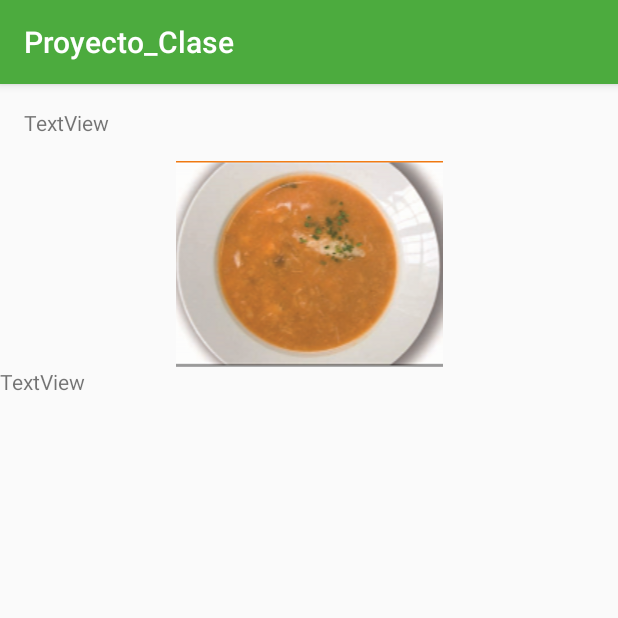
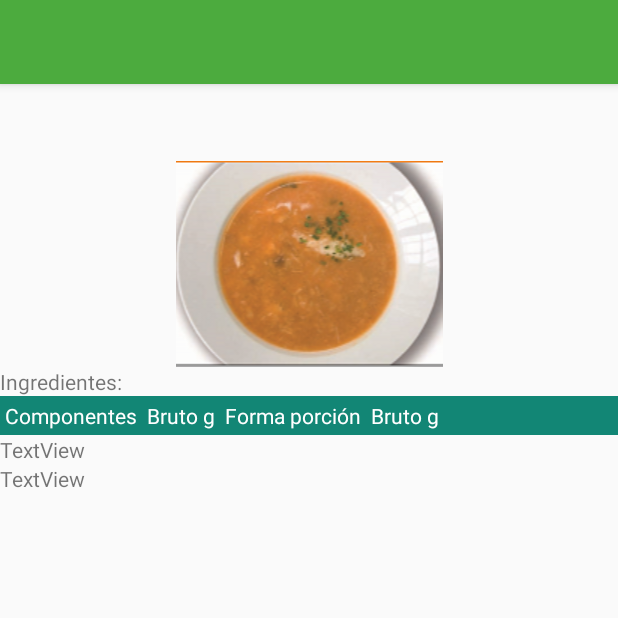
Before and after one commit to DavidAguayo/Proyecto_Clase, an Android app: the InfoReceta screen opened directly, with no data from a screen before it, on a phone screen of 412 x 824 dp, the top half of it. Run offline under Robolectric (Android 15) with nearby library versions, the phone set to English and light mode, and no system bars.

Commit message:
commit07/05

```diff
--- a/app/src/main/java/com/proyecto/proyecto_clase/InfoReceta.java
+++ b/app/src/main/java/com/proyecto/proyecto_clase/InfoReceta.java
@@ -1,7 +1,9 @@
 package com.proyecto.proyecto_clase;
 
+import android.content.Intent;
 import android.support.v7.app.AppCompatActivity;
 import android.os.Bundle;
+import android.widget.TextView;
 
 public class InfoReceta extends AppCompatActivity {
 
@@ -9,5 +11,17 @@ public class InfoReceta extends AppCompatActivity {
     protected void onCreate(Bundle savedInstanceState) {
         super.onCreate(savedInstanceState);
         setContentView(R.layout.activity_info_receta);
+
+        TextView t1 = (TextView) findViewById(R.id.elaboracion) ;
+
+        Intent i = getIntent();
+        String ela = i.getStringExtra("elaborar");
+        int imagen = i.getIntExtra("imagen", 0);
+        String nombre = i.getStringExtra("nombre");
+
+        t1.setText(ela);
+
+
+        getSupportActionBar().setTitle(nombre);
     }
 }
--- a/app/src/main/java/com/proyecto/proyecto_clase/Recetas.java
+++ b/app/src/main/java/com/proyecto/proyecto_clase/Recetas.java
@@ -3,6 +3,7 @@ package com.proyecto.proyecto_clase;
 import android.content.Intent;
 import android.support.v7.app.AppCompatActivity;
 import android.os.Bundle;
+import android.support.v7.widget.GridLayoutManager;
 import android.support.v7.widget.LinearLayoutManager;
 import android.support.v7.widget.RecyclerView;
 import android.view.View;
@@ -47,6 +48,15 @@ public class Recetas extends AppCompatActivity {
                     "que no se hagan grumos."
     };
 
+    String[] resumen = {
+            "Ponemos agua en un recipiente con trozos  y espinas de pescado, cebolla, " +
+                    "puerro y zanahoria. Llevamos a ebullición dejando cocer 15 minutos " +
+                    "para conseguir...",
+            "Cortamos el ajo en filetes, ponemos a calentar el aceite en una cazuela y " +
+                    "sin dejar que se dore vertimos el pan tostado cortado en rebanadas y " +
+                    "dejamos que..."
+    };
+
 
 
     protected void onCreate(Bundle savedInstanceState) {
@@ -61,12 +71,15 @@ public class Recetas extends AppCompatActivity {
 
         dLayoutManager = new LinearLayoutManager(this);
 
+        //Si queremos usar un gridlayoutmanager
+        //dLayoutManager = new GridLayoutManager(this,2);
+
         drecyclerView.setLayoutManager(dLayoutManager);
 
         recetas_item = new ArrayList<>();
 
         for(int i = 0; i<img.length; i++){
-            RecetasLista recetas = new RecetasLista(nombre[i], img[i], elaborar[i]);
+            RecetasLista recetas = new RecetasLista(nombre[i], img[i], resumen[i]);
             recetas_item.add(recetas);
         }
         recetasAdapter = new RecetasAdapter(recetas_item);
@@ -84,7 +97,14 @@ public class Recetas extends AppCompatActivity {
                     Intent intent = new Intent(Recetas.this, InfoReceta.class);
                     intent.putExtra("imagen", img[0]);
                     intent.putExtra("nombre", nombre[0]);
-                    intent.putExtra("nombre", elaborar[0]);
+                    intent.putExtra("elaborar", elaborar[0]);
+                    startActivity(intent);
+                }
+                if(position==1){
+                    Intent intent = new Intent(Recetas.this, InfoReceta.class);
+                    intent.putExtra("imagen", img[1]);
+                    intent.putExtra("nombre", nombre[1]);
+                    intent.putExtra("elaborar", elaborar[1]);
                     startActivity(intent);
                 }
             }
--- a/app/src/main/res/layout/activity_info_receta.xml
+++ b/app/src/main/res/layout/activity_info_receta.xml
@@ -26,7 +26,7 @@
         android:id="@+id/plato" />
 
     <TextView
-        android:text="TextView"
+        android:text="Ingredientes:"
         android:layout_width="match_parent"
         android:layout_height="wrap_content"
         android:id="@+id/ingredientes" />
@@ -35,17 +35,55 @@
         android:layout_width="match_parent"
         android:layout_height="match_parent">
 
-        <TableRow
-            android:layout_width="match_parent"
-            android:layout_height="match_parent" />
+        <TableRow android:background="#128675"
+            android:layout_width="wrap_content"
+            android:layout_height="wrap_content">
+
+            <TextView
+                android:layout_column="0"
+                android:padding="3dip"
+                android:text="Componentes"
+                android:textColor="@android:color/white" />
+
+            <TextView
+                android:layout_column="2"
+                android:padding="3dip"
+                android:text="Bruto g"
+                android:textColor="@android:color/white" />
+
+            <TextView
+                android:layout_column="4"
+                android:padding="3dip"
+                android:text="Forma porción"
+                android:textColor="@android:color/white" />
+            <TextView
+                android:layout_column="6"
+                android:padding="3dip"
+                android:text="Bruto g"
+                android:textColor="@android:color/white" />
+        </TableRow>
 
         <TableRow
             android:layout_width="match_parent"
-            android:layout_height="match_parent" />
+            android:layout_height="match_parent" >
+
+            <TextView
+                android:text="TextView"
+                android:layout_width="wrap_content"
+                android:layout_height="wrap_content"
+                android:id="@+id/textView32" />
+        </TableRow>
 
         <TableRow
             android:layout_width="match_parent"
-            android:layout_height="match_parent" />
+            android:layout_height="match_parent" >
+
+            <TextView
+                android:text="TextView"
+                android:layout_width="wrap_content"
+                android:layout_height="wrap_content"
+                android:id="@+id/textView33" />
+        </TableRow>
 
         <TableRow
             android:layout_width="match_parent"
```
